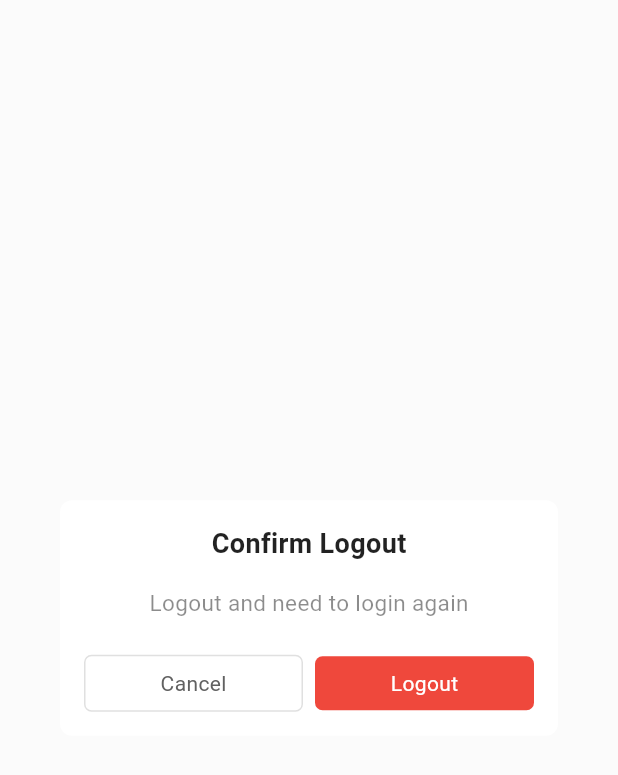
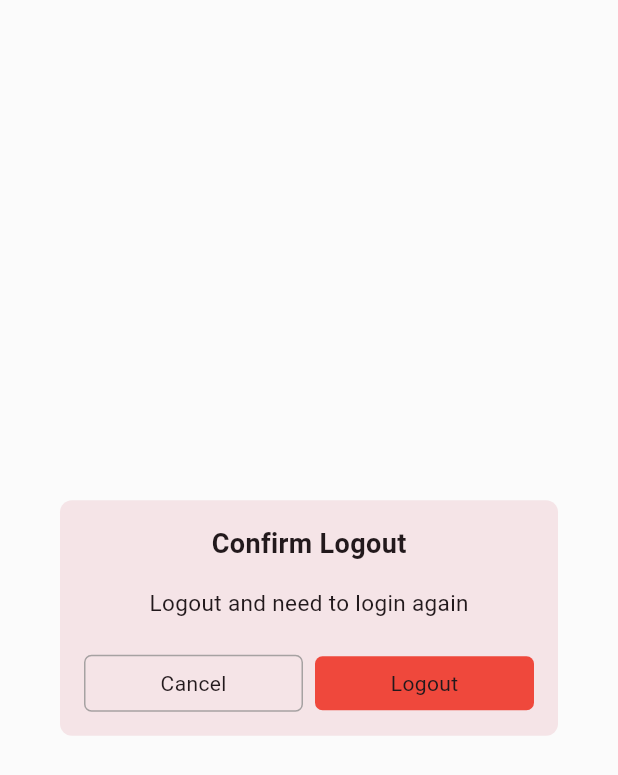
Before and after one commit to WannaYoung/readeck, a Flutter app: the CustomAlertDialog widget shown alone on an empty page, opened directly, on a phone screen of 412 x 824 dp. Shown: the top 775 px of the screen. Run offline on Flutter 3.47's test engine with Material 3 defaults, Android fonts, the phone set to English and light mode, and no system bars; our stand-ins replace dio, extended_image, flutter_easyloading, get, get_storage, loading_animation_widget; missing offline and left inert: haptic_feedback, markdown_widget, pie_menu; accounts and stored records are empty; network calls fail; Roboto replaces fonts that are missing (NotoSerifSC).

Commit message:
修改主题细节

```diff
--- a/lib/app/modules/home/views/home_view.dart
+++ b/lib/app/modules/home/views/home_view.dart
@@ -29,6 +29,9 @@ class HomeView extends GetView<HomeController> {
     });
 
     return PieCanvas(
+      theme: PieTheme(
+        brightness: theme.brightness,
+      ),
       child: Scaffold(
         backgroundColor: theme.scaffoldBackgroundColor,
         appBar: _buildAppBar(theme),
--- a/lib/app/widgets/alert_dialog.dart
+++ b/lib/app/widgets/alert_dialog.dart
@@ -24,7 +24,6 @@ class CustomAlertDialog extends StatelessWidget {
         borderRadius: BorderRadius.circular(8),
       ),
       elevation: 8.0,
-      backgroundColor: Colors.white,
       child: Padding(
         padding: const EdgeInsets.all(16.0),
         child: Column(
@@ -35,7 +34,6 @@ class CustomAlertDialog extends StatelessWidget {
               style: TextStyle(
                 fontSize: 18,
                 fontWeight: FontWeight.bold,
-                color: Colors.black87,
               ),
             ),
             const SizedBox(height: 16),
@@ -43,7 +41,6 @@ class CustomAlertDialog extends StatelessWidget {
               description,
               style: TextStyle(
                 fontSize: 15,
-                color: Colors.black45,
               ),
             ),
             const SizedBox(height: 24),
@@ -55,13 +52,13 @@ class CustomAlertDialog extends StatelessWidget {
                   child: Container(
                     padding: const EdgeInsets.symmetric(vertical: 8),
                     decoration: BoxDecoration(
-                      border: Border.all(color: Colors.grey[300]!),
+                      border: Border.all(
+                          color: const Color.fromARGB(186, 137, 137, 137)),
                       borderRadius: BorderRadius.circular(5),
                     ),
                     child: Center(
                       child: Text(
                         '取消'.tr,
-                        style: TextStyle(color: Colors.grey[700]!),
                       ),
                     ),
                   ),
@@ -82,7 +79,6 @@ class CustomAlertDialog extends StatelessWidget {
                     child: Center(
                       child: Text(
                         confirmButtonText,
-                        style: TextStyle(color: Colors.white),
                       ),
                     ),
                   ),
```
Also changed, not shown: lib/app/modules/login/views/login_view.dart (+12 -7 lines), 1 other file.
